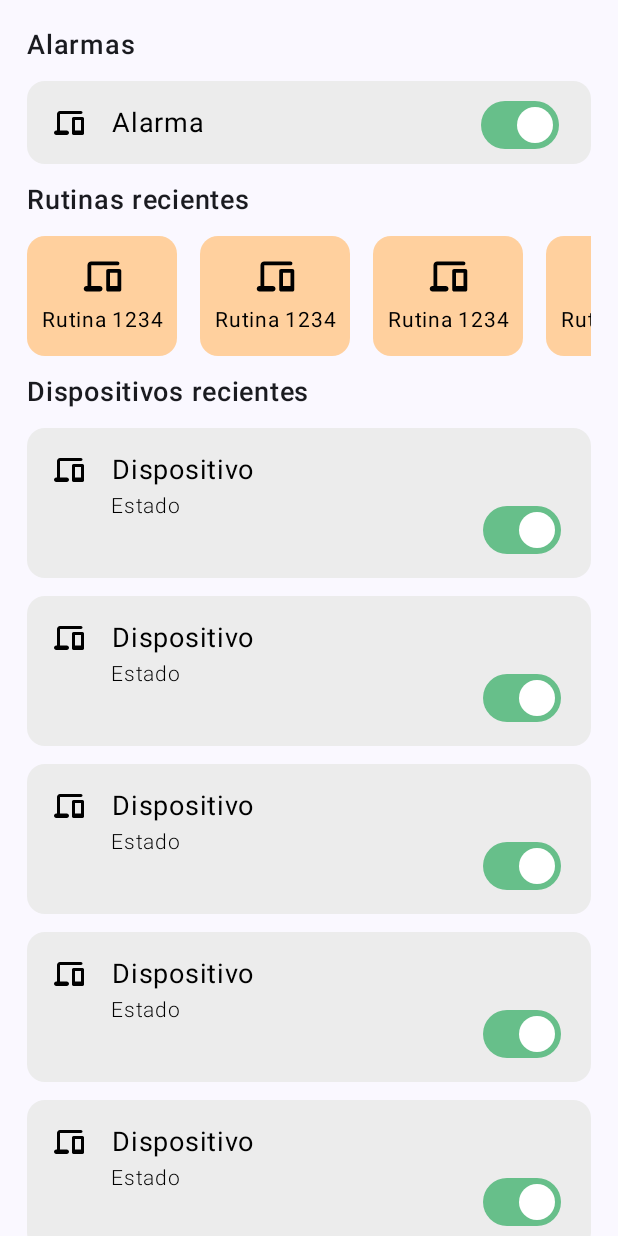
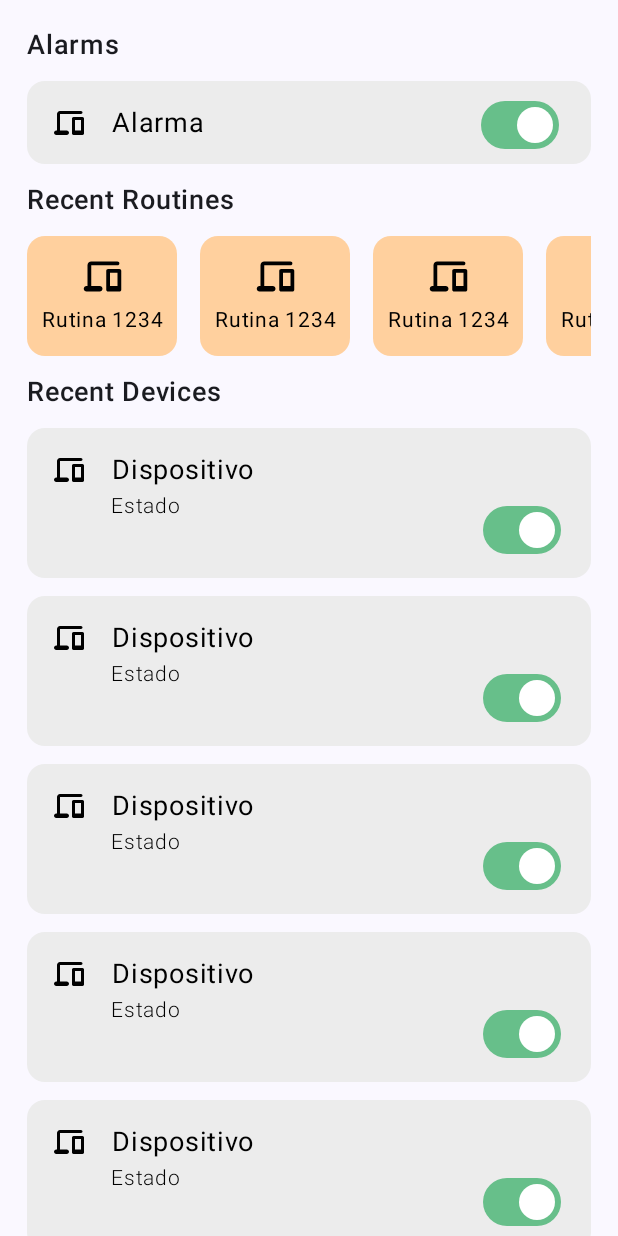
Before and after one commit to feliventu/HCI-Android, an Android app built with Jetpack Compose: the composable MyHomeDestination shown on its own in the app's theme, on a phone screen of 412 x 824 dp. Run offline under Robolectric (Android 15) with nearby library versions, the light colour scheme and no system bars; 3 statements that could not run were skipped.

Commit message:
Add spanish strings.xml

```diff
--- a/app/src/main/java/com/example/myapplication/HomeDestination.kt
+++ b/app/src/main/java/com/example/myapplication/HomeDestination.kt
@@ -10,6 +10,7 @@ import androidx.compose.foundation.verticalScroll
 import androidx.compose.material3.Text
 import androidx.compose.runtime.Composable
 import androidx.compose.ui.Modifier
+import androidx.compose.ui.res.stringResource
 import androidx.compose.ui.text.font.FontWeight
 import androidx.compose.ui.unit.dp
 import androidx.compose.ui.unit.sp
@@ -22,14 +23,14 @@ import com.example.myapplication.ui.theme.YellowR
 fun MyHomeDestination() {
     Column(
         modifier = Modifier
-            .padding(start = 18.dp, end = 18.dp,)
+            .padding(start = 18.dp, end = 18.dp)
             .verticalScroll(rememberScrollState())
             .fillMaxHeight(),
         verticalArrangement = Arrangement.spacedBy(12.dp),
 
-    ) {
+        ) {
         Text(
-            text = "Alarmas",
+            text = stringResource(id = R.string.alarms),
             fontWeight = FontWeight.SemiBold,
             fontSize = 18.sp,
             modifier = Modifier.padding(top = 18.dp)
@@ -37,15 +38,14 @@ fun MyHomeDestination() {
         AlarmCard()
 
         Text(
-            text = "Rutinas recientes",
+            text = stringResource(id = R.string.recent_routines),
             fontWeight = FontWeight.SemiBold,
             fontSize = 18.sp,
 
-        )
-        LazyRow (horizontalArrangement = Arrangement.spacedBy(15.dp)){
+            )
+        LazyRow(horizontalArrangement = Arrangement.spacedBy(15.dp)) {
             items(5) {
                 RoutineCard(false, "Rutina 1234", "Descripción de la rutina 1", color = YellowR)
-
 
 
             }
@@ -54,7 +54,7 @@ fun MyHomeDestination() {
 
 
         Text(
-            text = "Dispositivos recientes",
+            text = stringResource(id = R.string.recent_devices),
             fontWeight = FontWeight.SemiBold,
             fontSize = 18.sp
         )
--- a/app/src/main/java/com/example/myapplication/RoutinesDestination.kt
+++ b/app/src/main/java/com/example/myapplication/RoutinesDestination.kt
@@ -2,10 +2,12 @@ package com.example.myapplication
 
 import androidx.compose.material3.Text
 import androidx.compose.runtime.Composable
+import androidx.compose.ui.res.stringResource
 
 @Composable
 fun MyRoutineDestination() {
 
     Text(text = "Routines")
+    Text(text = stringResource(id =R.string.welcome))
 
 }
--- a/app/src/main/java/com/example/myapplication/components/DeviceCard.kt
+++ b/app/src/main/java/com/example/myapplication/components/DeviceCard.kt
@@ -33,6 +33,7 @@ import com.example.myapplication.ui.theme.MyApplicationTheme
 @Preview
 @Composable
 fun DeviceCard(
+    id: String = null.toString(),
     name: String = "Dispositivo", status: String = "Estado",
     icon: ImageVector = ImageVector.vectorResource(R.drawable.ic_devices)
 ) {
```
Also changed, not shown: app/src/main/java/com/example/myapplication/MainActivity.kt (+29 -12 lines), app/src/main/res/values/strings.xml (+10 -3 lines), 1 other file.
